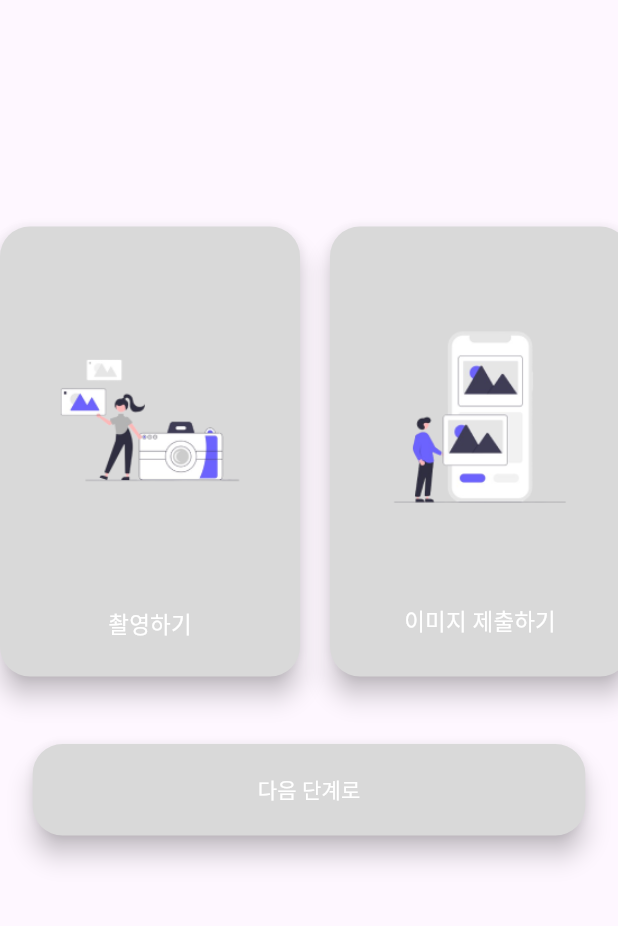
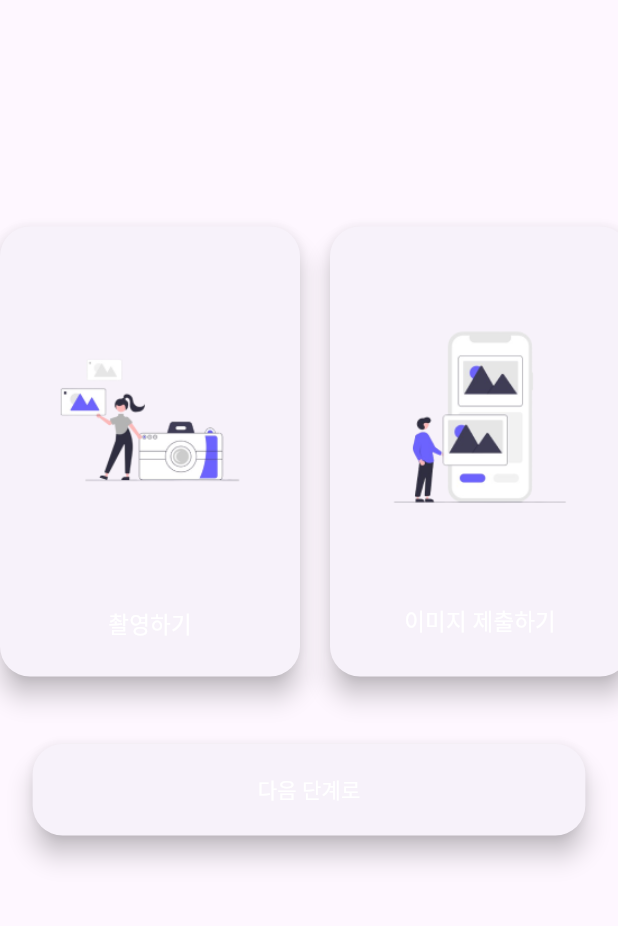
Before and after one commit to brainprotect/FrontEnd-, a Flutter app: the CameraPage screen opened directly, on a phone screen of 412 x 824 dp, the part 84-1010 px from its top. Run offline on Flutter 3.47's test engine with Material 3 defaults, Android fonts, the phone set to English and light mode, and no system bars; our stand-ins replace carousel_slider, google_maps_flutter, image_picker; missing offline and left inert: dialog_flowtter; project files that could hold a hidden picture were left out.

Commit message:
CONFLICT 충돌 해결

```diff
--- a/lib/CameraPage.dart
+++ b/lib/CameraPage.dart
@@ -67,7 +67,7 @@ class _CameraPageState extends State<CameraPage> {
                           borderRadius: BorderRadius.circular(20),
                         ),
                         fixedSize: Size(200, 300),
-                        primary: cameraButtonColor,
+                        // primary: cameraButtonColor,
                         elevation: 7, // 음영 높이 설정
                       ),
                       onHover: (isHovering) {
@@ -112,7 +112,7 @@ class _CameraPageState extends State<CameraPage> {
                           borderRadius: BorderRadius.circular(20),
                         ),
                         fixedSize: Size(200, 300),
-                        primary: galleryButtonColor,
+                        // primary: galleryButtonColor,
                         elevation: 7, // 음영 높이 설정
                       ),
                       onHover: (isHovering) {
@@ -161,7 +161,7 @@ class _CameraPageState extends State<CameraPage> {
                   borderRadius: BorderRadius.circular(20),
                 ),
                 padding: EdgeInsets.symmetric(horizontal: 150, vertical: 20), // 버튼 크기 조절
-                primary: nextButtonColor,
+                // primary: nextButtonColor,
                 elevation: 7, // 음영 높이 설정
               ),
               onHover: (isHovering) {
--- a/lib/Pop-upPage.dart
+++ b/lib/Pop-upPage.dart
@@ -153,7 +153,7 @@ class _BrainAssessmentPopupState extends State<BrainAssessmentPopup> {
                 borderRadius: BorderRadius.circular(20),
               ),
               padding: EdgeInsets.symmetric(horizontal: 150, vertical: 20), // 버튼 크기 조절
-              primary: buttonColor ?? Colors.grey[300], // 변수가 널이 아닌 경우 색상 사용, 그렇지 않으면 회색 사용
+              // primary: buttonColor ?? Colors.grey[300], // 변수가 널이 아닌 경우 색상 사용, 그렇지 않으면 회색 사용
             ),
             onHover: (isHovering) {
               setState(() {
```
Also changed, not shown: pubspec.lock.
